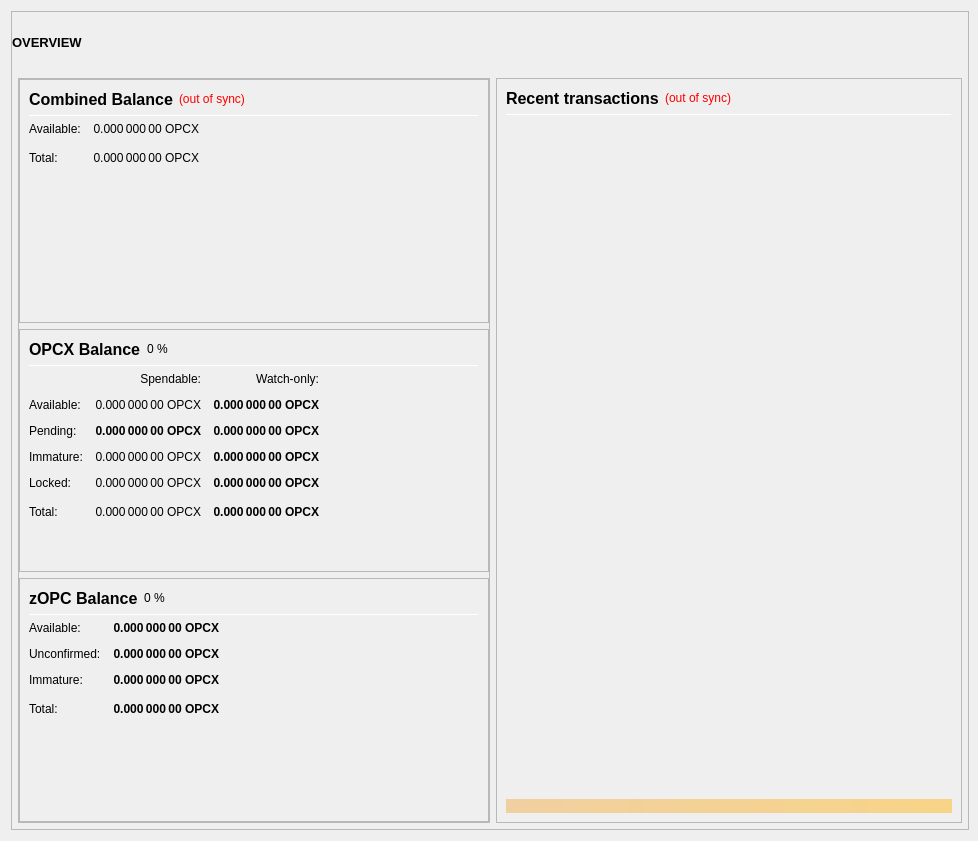
Zoras2/OPCoinX, file src/qt/forms/overviewpage.ui: the form before one commit.
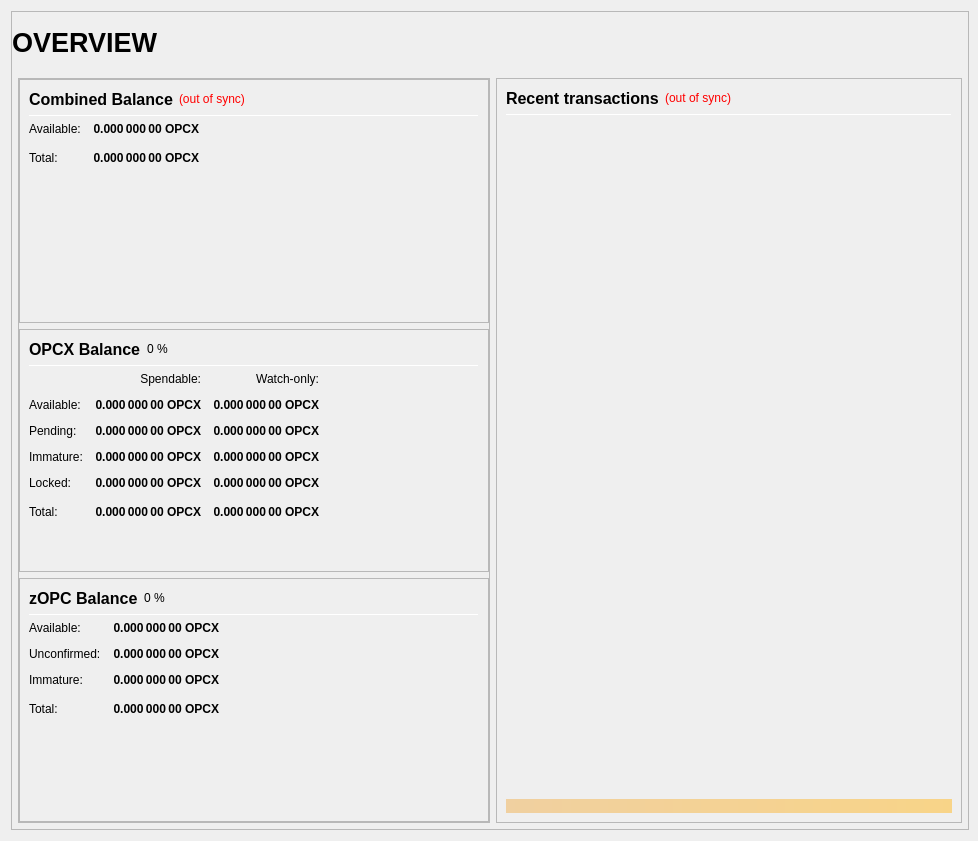
The form after the commit.

```diff
--- a/src/qt/forms/overviewpage.ui
+++ b/src/qt/forms/overviewpage.ui
@@ -88,7 +88,7 @@
                </property>
                <property name="font">
                 <font>
-                 <pointsize>10</pointsize>
+                 <pointsize>20</pointsize>
                  <weight>75</weight>
                  <bold>true</bold>
                 </font>
@@ -108,8 +108,8 @@
                </property>
                <property name="sizeHint" stdset="0">
                 <size>
-                 <width>80</width>
-                 <height>40</height>
+                 <width>40</width>
+                 <height>20</height>
                 </size>
                </property>
               </spacer>
@@ -295,7 +295,7 @@
                         <widget class="QLabel" name="labelBalancez">
                          <property name="font">
                           <font>
-                           <weight>150</weight>
+                           <weight>75</weight>
                            <bold>true</bold>
                           </font>
                          </property>
@@ -327,7 +327,7 @@
                         <widget class="QLabel" name="labelTotalz">
                          <property name="font">
                           <font>
-                           <weight>150</weight>
+                           <weight>75</weight>
                            <bold>true</bold>
                           </font>
                          </property>
@@ -487,7 +487,7 @@
                         <widget class="QLabel" name="labelBalance">
                          <property name="font">
                           <font>
-                           <weight>150</weight>
+                           <weight>75</weight>
                            <bold>true</bold>
                           </font>
                          </property>
@@ -601,7 +601,7 @@
                         <widget class="QLabel" name="labelImmature">
                          <property name="font">
                           <font>
-                           <weight>150</weight>
+                           <weight>75</weight>
                            <bold>true</bold>
                           </font>
                          </property>
@@ -661,7 +661,7 @@
                         <widget class="QLabel" name="labelLockedBalance">
                          <property name="font">
                           <font>
-                           <weight>150</weight>
+                           <weight>75</weight>
                            <bold>true</bold>
                           </font>
                          </property>
@@ -721,7 +721,7 @@
                         <widget class="QLabel" name="labelTotal">
                          <property name="font">
                           <font>
-                           <weight>150</weight>
+                           <weight>75</weight>
                            <bold>true</bold>
                           </font>
                          </property>
```
